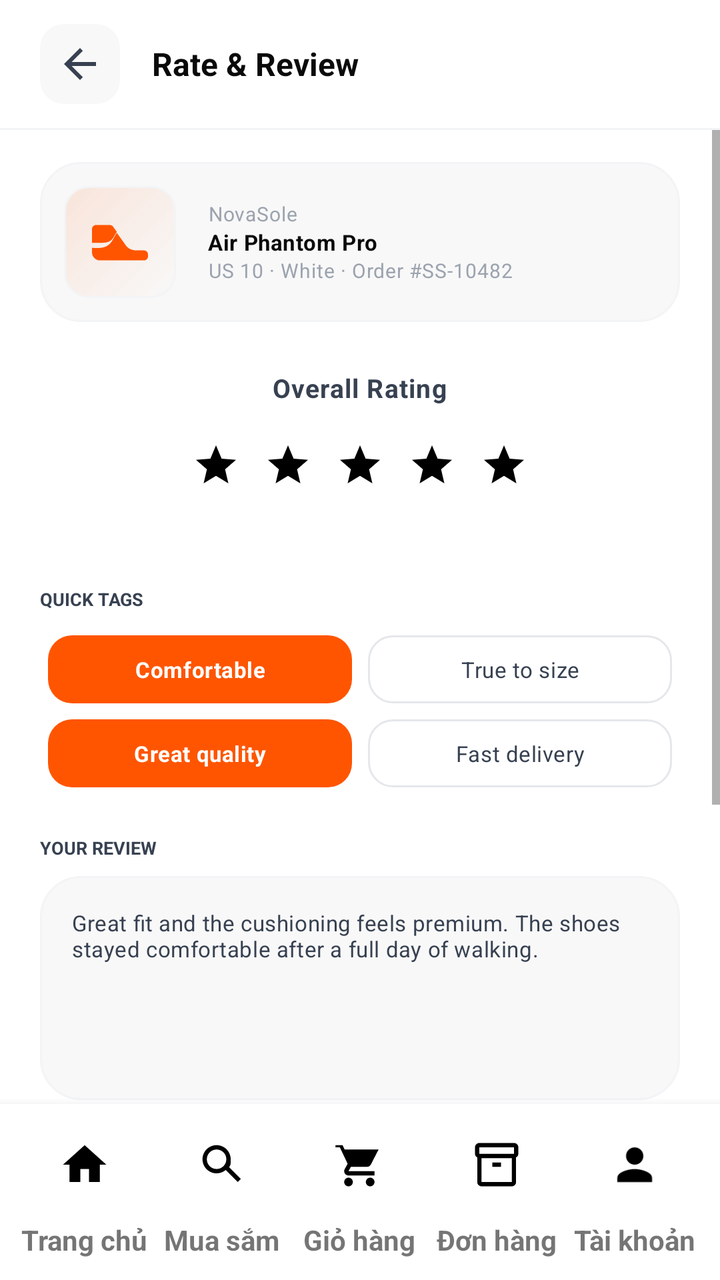
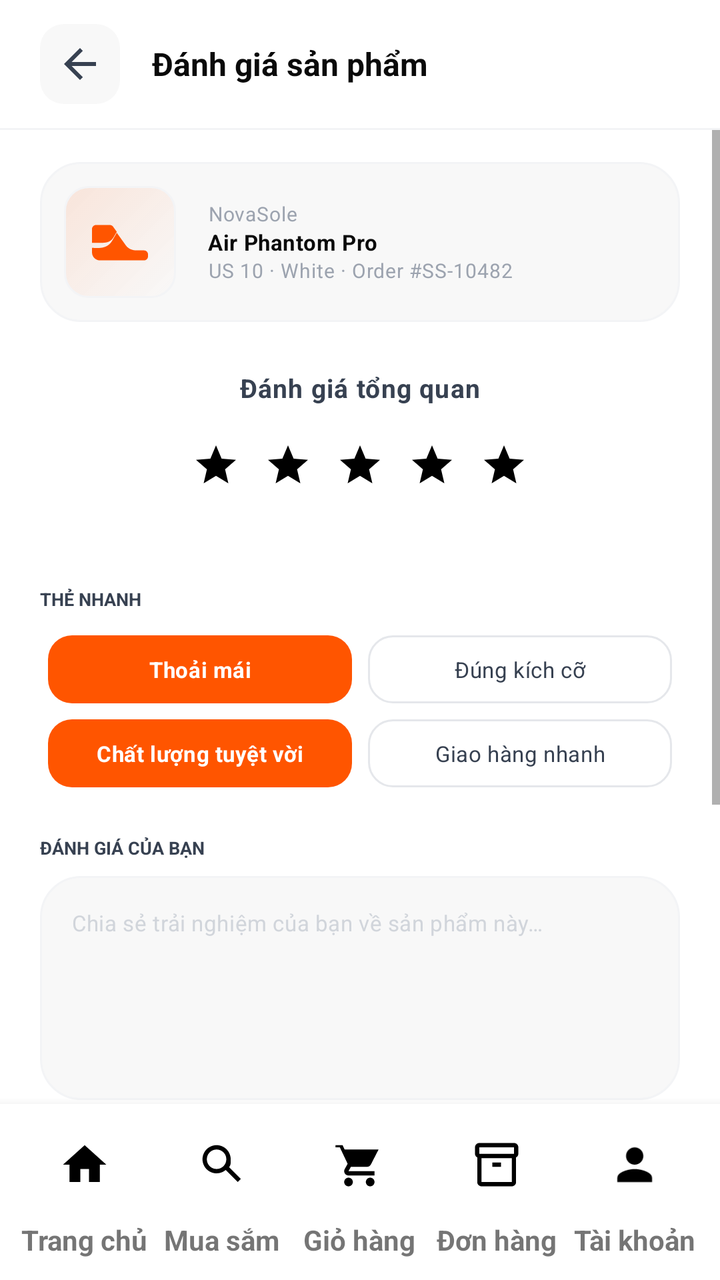

Screens rendered from an Android XML layout before and after an edit, with the pre-edit source and the edit as a unified diff.
<!-- AndroidManifest.xml: application theme Theme.SoleStep -->
<!-- res/layout/activity_product_review.xml -->
<?xml version="1.0" encoding="utf-8"?>
<androidx.constraintlayout.widget.ConstraintLayout xmlns:android="http://schemas.android.com/apk/res/android"
    xmlns:app="http://schemas.android.com/apk/res-auto"
    xmlns:tools="http://schemas.android.com/tools"
    android:id="@+id/main"
    android:layout_width="match_parent"
    android:layout_height="match_parent"
    android:background="@color/bg_primary"
    tools:context=".user.ProductReviewActivity">

    <LinearLayout
        android:id="@+id/header"
        android:layout_width="0dp"
        android:layout_height="wrap_content"
        android:background="@color/bg_primary"
        android:gravity="center_vertical"
        android:orientation="horizontal"
        android:paddingStart="@dimen/space_screen_horizontal"
        android:paddingTop="@dimen/space_screen_vertical"
        android:paddingEnd="@dimen/space_screen_horizontal"
        android:paddingBottom="@dimen/space_screen_vertical"
        app:layout_constraintEnd_toEndOf="parent"
        app:layout_constraintStart_toStartOf="parent"
        app:layout_constraintTop_toTopOf="parent">

        <ImageButton
            android:id="@+id/back_button"
            android:layout_width="@dimen/btn_icon_size"
            android:layout_height="@dimen/btn_icon_size"
            android:background="@drawable/bg_rounded_gray"
            android:contentDescription="@string/action_back"
            android:padding="@dimen/space_8"
            android:src="@drawable/ic_arrow_back"
            android:tint="@color/text_secondary" />

        <TextView
            android:id="@+id/review_title_text"
            android:layout_width="0dp"
            android:layout_height="wrap_content"
            android:layout_marginStart="@dimen/space_8"
            android:layout_weight="1"
            android:text="@string/review_title"
            android:textAppearance="@style/TextAppearance.SoleStep.Subheading" />
    </LinearLayout>

    <View
        android:id="@+id/header_divider"
        android:layout_width="0dp"
        android:layout_height="@dimen/stroke_thin"
        android:background="@color/border_light"
        app:layout_constraintEnd_toEndOf="parent"
        app:layout_constraintStart_toStartOf="parent"
        app:layout_constraintTop_toBottomOf="@id/header" />

    <ScrollView
        android:id="@+id/review_scroll"
        android:layout_width="0dp"
        android:layout_height="0dp"
        android:fillViewport="true"
        android:overScrollMode="never"
        app:layout_constraintBottom_toTopOf="@id/bottom_navigation"
        app:layout_constraintEnd_toEndOf="parent"
        app:layout_constraintStart_toStartOf="parent"
        app:layout_constraintTop_toBottomOf="@id/header_divider">

        <LinearLayout
            android:layout_width="match_parent"
            android:layout_height="wrap_content"
            android:orientation="vertical"
            android:paddingStart="@dimen/space_screen_horizontal"
            android:paddingTop="@dimen/space_8"
            android:paddingEnd="@dimen/space_screen_horizontal"
            android:paddingBottom="@dimen/space_12">

            <LinearLayout
                android:layout_width="match_parent"
                android:layout_height="wrap_content"
                android:background="@drawable/bg_input_light"
                android:gravity="center_vertical"
                android:orientation="horizontal"
                android:padding="@dimen/space_6">

                <FrameLayout
                    android:id="@+id/review_product_image_container"
                    android:layout_width="56dp"
                    android:layout_height="56dp"
                    android:background="@drawable/bg_product_thumb">

                    <ImageView
                        android:id="@+id/review_product_image"
                        android:layout_width="@dimen/icon_2xl"
                        android:layout_height="@dimen/icon_2xl"
                        android:layout_gravity="center"
                        android:contentDescription="@null"
                        android:src="@drawable/ic_shoe"
                        android:tint="@color/brand_orange" />
                </FrameLayout>

                <LinearLayout
                    android:layout_width="0dp"
                    android:layout_height="wrap_content"
                    android:layout_marginStart="@dimen/space_8"
                    android:layout_weight="1"
                    android:orientation="vertical">

                    <TextView
                        android:id="@+id/review_product_brand_text"
                        android:layout_width="wrap_content"
                        android:layout_height="wrap_content"
                        android:text="NovaSole"
                        android:textAppearance="@style/TextAppearance.SoleStep.Caption" />

                    <TextView
                        android:id="@+id/review_product_name_text"
                        android:layout_width="wrap_content"
                        android:layout_height="wrap_content"
                        android:text="Air Phantom Pro"
                        android:textAppearance="@style/TextAppearance.SoleStep.BodySmall"
                        android:textColor="@color/text_primary"
                        android:textStyle="bold" />

                    <TextView
                        android:id="@+id/review_product_meta_text"
                        android:layout_width="wrap_content"
                        android:layout_height="wrap_content"
                        android:text="US 10 · White · Order #SS-10482"
                        android:textAppearance="@style/TextAppearance.SoleStep.Caption" />
                </LinearLayout>
            </LinearLayout>

            <LinearLayout
                android:layout_width="match_parent"
                android:layout_height="wrap_content"
                android:layout_marginTop="@dimen/space_12"
                android:gravity="center"
                android:orientation="vertical">

                <TextView
                    android:layout_width="wrap_content"
                    android:layout_height="wrap_content"
                    android:text="@string/review_overall"
                    android:textAppearance="@style/TextAppearance.SoleStep.Body"
                    android:textColor="@color/text_secondary"
                    android:textStyle="bold" />

                <LinearLayout
                    android:id="@+id/star_row"
                    android:layout_width="wrap_content"
                    android:layout_height="wrap_content"
                    android:layout_marginTop="@dimen/space_6"
                    android:orientation="horizontal">

                    <ImageButton
                        android:id="@+id/star_1"
                        android:layout_width="@dimen/star_size_large"
                        android:layout_height="@dimen/star_size_large"
                        android:background="?attr/selectableItemBackgroundBorderless"
                        android:contentDescription="@string/rating_1"
                        android:padding="@dimen/space_2"
                        android:src="@drawable/ic_star" />

                    <ImageButton
                        android:id="@+id/star_2"
                        android:layout_width="@dimen/star_size_large"
                        android:layout_height="@dimen/star_size_large"
                        android:background="?attr/selectableItemBackgroundBorderless"
                        android:contentDescription="@string/rating_2"
                        android:padding="@dimen/space_2"
                        android:src="@drawable/ic_star" />

                    <ImageButton
                        android:id="@+id/star_3"
                        android:layout_width="@dimen/star_size_large"
                        android:layout_height="@dimen/star_size_large"
                        android:background="?attr/selectableItemBackgroundBorderless"
                        android:contentDescription="@string/rating_3"
                        android:padding="@dimen/space_2"
                        android:src="@drawable/ic_star" />

                    <ImageButton
                        android:id="@+id/star_4"
                        android:layout_width="@dimen/star_size_large"
                        android:layout_height="@dimen/star_size_large"
                        android:background="?attr/selectableItemBackgroundBorderless"
                        android:contentDescription="@string/rating_4"
                        android:padding="@dimen/space_2"
                        android:src="@drawable/ic_star" />

                    <ImageButton
                        android:id="@+id/star_5"
                        android:layout_width="@dimen/star_size_large"
                        android:layout_height="@dimen/star_size_large"
                        android:background="?attr/selectableItemBackgroundBorderless"
                        android:contentDescription="@string/rating_5"
                        android:padding="@dimen/space_2"
                        android:src="@drawable/ic_star" />
                </LinearLayout>

                <TextView
                    android:id="@+id/rating_label"
                    android:layout_width="wrap_content"
                    android:layout_height="wrap_content"
                    android:layout_marginTop="@dimen/space_2"
                    android:textAppearance="@style/TextAppearance.SoleStep.BodySmall"
                    android:textColor="@color/brand_orange"
                    android:textStyle="bold" />
            </LinearLayout>

            <TextView
                android:layout_width="wrap_content"
                android:layout_height="wrap_content"
                android:layout_marginTop="@dimen/space_12"
                android:text="@string/review_tags_title"
                android:textAppearance="@style/TextAppearance.SoleStep.Overline"
                android:textColor="@color/text_secondary" />

            <GridLayout
                android:id="@+id/review_tags_container"
                android:layout_width="match_parent"
                android:layout_height="wrap_content"
                android:layout_marginTop="@dimen/space_4"
                android:columnCount="2">

                <TextView
                    android:id="@+id/review_tag_comfortable"
                    android:layout_width="0dp"
                    android:layout_height="34dp"
                    android:layout_columnWeight="1"
                    android:layout_margin="@dimen/space_2"
                    android:background="@drawable/bg_review_tag_selected"
                    android:gravity="center"
                    android:text="Comfortable"
                    android:textAppearance="@style/TextAppearance.SoleStep.BodySmall"
                    android:textColor="@color/brand_white"
                    android:textStyle="bold" />

                <TextView
                    android:id="@+id/review_tag_true_to_size"
                    android:layout_width="0dp"
                    android:layout_height="34dp"
                    android:layout_columnWeight="1"
                    android:layout_margin="@dimen/space_2"
                    android:background="@drawable/bg_review_tag"
                    android:gravity="center"
                    android:text="True to size"
                    android:textAppearance="@style/TextAppearance.SoleStep.BodySmall"
                    android:textColor="@color/text_secondary" />

                <TextView
                    android:id="@+id/review_tag_quality"
                    android:layout_width="0dp"
                    android:layout_height="34dp"
                    android:layout_columnWeight="1"
                    android:layout_margin="@dimen/space_2"
                    android:background="@drawable/bg_review_tag_selected"
                    android:gravity="center"
                    android:text="Great quality"
                    android:textAppearance="@style/TextAppearance.SoleStep.BodySmall"
                    android:textColor="@color/brand_white"
                    android:textStyle="bold" />

                <TextView
                    android:id="@+id/review_tag_fast_delivery"
                    android:layout_width="0dp"
                    android:layout_height="34dp"
                    android:layout_columnWeight="1"
                    android:layout_margin="@dimen/space_2"
                    android:background="@drawable/bg_review_tag"
                    android:gravity="center"
                    android:text="Fast delivery"
                    android:textAppearance="@style/TextAppearance.SoleStep.BodySmall"
                    android:textColor="@color/text_secondary" />
            </GridLayout>

            <TextView
                android:layout_width="wrap_content"
                android:layout_height="wrap_content"
                android:layout_marginTop="@dimen/space_10"
                android:text="@string/review_your_review"
                android:textAppearance="@style/TextAppearance.SoleStep.Overline"
                android:textColor="@color/text_secondary" />

            <EditText
                android:id="@+id/review_edit_text"
                android:layout_width="match_parent"
                android:layout_height="112dp"
                android:layout_marginTop="@dimen/space_4"
                android:background="@drawable/bg_input_light"
                android:gravity="top|start"
                android:hint="@string/review_text_hint"
                android:inputType="textMultiLine|textCapSentences"
                android:maxLength="500"
                android:padding="@dimen/space_8"
                android:text="Great fit and the cushioning feels premium. The shoes stayed comfortable after a full day of walking."
                android:textAppearance="@style/TextAppearance.SoleStep.BodySmall"
                android:textColor="@color/text_secondary"
                android:textColorHint="@color/text_placeholder" />

            <TextView
                android:id="@+id/review_char_count"
                android:layout_width="match_parent"
                android:layout_height="wrap_content"
                android:layout_marginTop="@dimen/space_2"
                android:gravity="end"
                android:text="0/500"
                android:textAppearance="@style/TextAppearance.SoleStep.Caption"
                android:textColor="@color/text_placeholder" />

            <TextView
                android:layout_width="wrap_content"
                android:layout_height="wrap_content"
                android:layout_marginTop="@dimen/space_8"
                android:text="@string/review_photos_title"
                android:textAppearance="@style/TextAppearance.SoleStep.Overline"
                android:textColor="@color/text_secondary" />

            <LinearLayout
                android:id="@+id/review_photos_container"
                android:layout_width="match_parent"
                android:layout_height="wrap_content"
                android:layout_marginTop="@dimen/space_4"
                android:orientation="horizontal">

                <LinearLayout
                    android:id="@+id/add_review_photo_button"
                    android:layout_width="64dp"
                    android:layout_height="64dp"
                    android:background="@drawable/bg_photo_add"
                    android:gravity="center"
                    android:orientation="vertical">

                    <ImageView
                        android:layout_width="@dimen/icon_md"
                        android:layout_height="@dimen/icon_md"
                        android:contentDescription="@null"
                        android:src="@drawable/ic_camera"
                        android:tint="@color/text_placeholder" />

                    <TextView
                        android:layout_width="wrap_content"
                        android:layout_height="wrap_content"
                        android:text="Add"
                        android:textAppearance="@style/TextAppearance.SoleStep.Caption"
                        android:textColor="@color/text_placeholder" />
                </LinearLayout>

                <FrameLayout
                    android:id="@+id/review_photo_thumbnail"
                    android:layout_width="64dp"
                    android:layout_height="64dp"
                    android:layout_marginStart="@dimen/space_6"
                    android:background="@drawable/bg_product_thumb">

                    <ImageView
                        android:layout_width="@dimen/icon_2xl"
                        android:layout_height="@dimen/icon_2xl"
                        android:layout_gravity="center"
                        android:contentDescription="@null"
                        android:src="@drawable/ic_shoe"
                        android:tint="@color/brand_orange" />
                </FrameLayout>
            </LinearLayout>

            <com.google.android.material.button.MaterialButton
                android:id="@+id/submit_review_button"
                style="@style/Widget.SoleStep.Button.Primary"
                android:layout_width="match_parent"
                android:layout_height="wrap_content"
                android:layout_marginTop="@dimen/space_12"
                android:text="@string/review_btn_submit" />
        </LinearLayout>
    </ScrollView>

    <include
        layout="@layout/view_bottom_navigation"
        android:layout_width="0dp"
        android:layout_height="@dimen/bottom_nav_height"
        app:layout_constraintBottom_toBottomOf="parent"
        app:layout_constraintEnd_toEndOf="parent"
        app:layout_constraintStart_toStartOf="parent" />
</androidx.constraintlayout.widget.ConstraintLayout>
<!-- res/layout/view_bottom_navigation.xml (included above) -->
<?xml version="1.0" encoding="utf-8"?>
<LinearLayout xmlns:android="http://schemas.android.com/apk/res/android"
    android:id="@+id/bottom_navigation"
    android:layout_width="match_parent"
    android:layout_height="@dimen/bottom_nav_height"
    android:background="@color/bg_primary"
    android:elevation="@dimen/elev_bottom_nav"
    android:gravity="center"
    android:orientation="horizontal"
    android:paddingStart="@dimen/space_4"
    android:paddingEnd="@dimen/space_4"
    android:paddingBottom="@dimen/space_4">

    <LinearLayout
        android:layout_width="0dp"
        android:layout_height="match_parent"
        android:layout_weight="1"
        android:clickable="true"
        android:focusable="true"
        android:foreground="?attr/selectableItemBackground"
        android:gravity="center"
        android:orientation="vertical"
        android:tag="home">

        <FrameLayout
            android:layout_width="@dimen/bottom_nav_item_icon_container"
            android:layout_height="@dimen/bottom_nav_item_icon_container"
            android:tag="icon_container">

            <ImageView
                android:layout_width="@dimen/bottom_nav_icon_size"
                android:layout_height="@dimen/bottom_nav_icon_size"
                android:layout_gravity="center"
                android:contentDescription="@string/nav_home"
                android:src="@drawable/ic_material_home"
                android:tag="icon" />
        </FrameLayout>

        <TextView
            android:layout_width="wrap_content"
            android:layout_height="wrap_content"
            android:tag="label"
            android:text="@string/nav_home"
            android:textSize="14sp"
            android:textStyle="bold" />
    </LinearLayout>

    <LinearLayout
        android:layout_width="0dp"
        android:layout_height="match_parent"
        android:layout_weight="1"
        android:clickable="true"
        android:focusable="true"
        android:foreground="?attr/selectableItemBackground"
        android:gravity="center"
        android:orientation="vertical"
        android:tag="search">

        <FrameLayout
            android:layout_width="@dimen/bottom_nav_item_icon_container"
            android:layout_height="@dimen/bottom_nav_item_icon_container"
            android:tag="icon_container">

            <ImageView
                android:layout_width="@dimen/bottom_nav_icon_size"
                android:layout_height="@dimen/bottom_nav_icon_size"
                android:layout_gravity="center"
                android:contentDescription="@string/nav_search"
                android:src="@drawable/ic_material_search"
                android:tag="icon" />
        </FrameLayout>

        <TextView
            android:layout_width="wrap_content"
            android:layout_height="wrap_content"
            android:tag="label"
            android:text="@string/nav_search"
            android:textSize="14sp"
            android:textStyle="bold" />
    </LinearLayout>

    <LinearLayout
        android:layout_width="0dp"
        android:layout_height="match_parent"
        android:layout_weight="1"
        android:clickable="true"
        android:focusable="true"
        android:foreground="?attr/selectableItemBackground"
        android:gravity="center"
        android:orientation="vertical"
        android:tag="cart">

        <FrameLayout
            android:layout_width="@dimen/bottom_nav_item_icon_container"
            android:layout_height="@dimen/bottom_nav_item_icon_container"
            android:tag="icon_container">

            <ImageView
                android:layout_width="@dimen/bottom_nav_icon_size"
                android:layout_height="@dimen/bottom_nav_icon_size"
                android:layout_gravity="center"
                android:contentDescription="@string/nav_cart"
                android:src="@drawable/ic_material_shopping_cart"
                android:tag="icon" />
        </FrameLayout>

        <TextView
            android:layout_width="wrap_content"
            android:layout_height="wrap_content"
            android:tag="label"
            android:text="@string/nav_cart"
            android:textSize="14sp"
            android:textStyle="bold" />
    </LinearLayout>

    <LinearLayout
        android:layout_width="0dp"
        android:layout_height="match_parent"
        android:layout_weight="1"
        android:clickable="true"
        android:focusable="true"
        android:foreground="?attr/selectableItemBackground"
        android:gravity="center"
        android:orientation="vertical"
        android:tag="orders">

        <FrameLayout
            android:layout_width="@dimen/bottom_nav_item_icon_container"
            android:layout_height="@dimen/bottom_nav_item_icon_container"
            android:tag="icon_container">

            <ImageView
                android:layout_width="@dimen/bottom_nav_icon_size"
                android:layout_height="@dimen/bottom_nav_icon_size"
                android:layout_gravity="center"
                android:contentDescription="@string/nav_orders"
                android:src="@drawable/ic_material_inventory_2"
                android:tag="icon" />
        </FrameLayout>

        <TextView
            android:layout_width="wrap_content"
            android:layout_height="wrap_content"
            android:tag="label"
            android:text="@string/nav_orders"
            android:textSize="14sp"
            android:textStyle="bold" />
    </LinearLayout>

    <LinearLayout
        android:layout_width="0dp"
        android:layout_height="match_parent"
        android:layout_weight="1"
        android:clickable="true"
        android:focusable="true"
        android:foreground="?attr/selectableItemBackground"
        android:gravity="center"
        android:orientation="vertical"
        android:tag="profile">

        <FrameLayout
            android:layout_width="@dimen/bottom_nav_item_icon_container"
            android:layout_height="@dimen/bottom_nav_item_icon_container"
            android:tag="icon_container">

            <ImageView
                android:layout_width="@dimen/bottom_nav_icon_size"
                android:layout_height="@dimen/bottom_nav_icon_size"
                android:layout_gravity="center"
                android:contentDescription="@string/nav_profile"
                android:src="@drawable/ic_material_person"
                android:tag="icon" />
        </FrameLayout>

        <TextView
            android:layout_width="wrap_content"
            android:layout_height="wrap_content"
            android:tag="label"
            android:text="@string/nav_profile"
            android:textSize="14sp"
            android:textStyle="bold" />
    </LinearLayout>
</LinearLayout>
<!-- resources referenced by this layout -->
<resources>
  <color name="bg_primary">#FFFFFF</color>
  <color name="border_light">#F3F4F6</color>
  <color name="brand_orange">#FF5500</color>
  <color name="brand_white">#FFFFFF</color>
  <color name="text_placeholder">#D1D5DB</color>
  <color name="text_primary">#0A0A0A</color>
  <color name="text_secondary">#374151</color>
  <dimen name="bottom_nav_height">88dp</dimen>
  <dimen name="bottom_nav_icon_size">26dp</dimen>
  <dimen name="bottom_nav_item_icon_container">56dp</dimen>
  <dimen name="btn_icon_size">40dp</dimen>
  <dimen name="elev_bottom_nav">8dp</dimen>
  <dimen name="icon_2xl">32dp</dimen>
  <dimen name="icon_md">18dp</dimen>
  <dimen name="space_10">20dp</dimen>
  <dimen name="space_12">24dp</dimen>
  <dimen name="space_2">4dp</dimen>
  <dimen name="space_4">8dp</dimen>
  <dimen name="space_6">12dp</dimen>
  <dimen name="space_8">16dp</dimen>
  <dimen name="space_screen_horizontal">20dp</dimen>
  <dimen name="space_screen_vertical">12dp</dimen>
  <dimen name="star_size_large">36dp</dimen>
  <dimen name="stroke_thin">1dp</dimen>
  <string name="action_back">Quay lại</string>
  <string name="nav_cart">Giỏ hàng</string>
  <string name="nav_home">Trang chủ</string>
  <string name="nav_orders">Đơn hàng</string>
  <string name="nav_profile">Tài khoản</string>
  <string name="nav_search">Mua sắm</string>
  <string name="rating_1">Poor</string>
  <string name="rating_2">Fair</string>
  <string name="rating_3">Good</string>
  <string name="rating_4">Great</string>
  <string name="rating_5">Excellent!</string>
  <string name="review_btn_submit">Submit Review</string>
  <string name="review_overall">Overall Rating</string>
  <string name="review_photos_title">Add Photos (Optional)</string>
  <string name="review_tags_title">Quick Tags</string>
  <string name="review_text_hint">Share your experience with this product…</string>
  <string name="review_title">Rate &amp; Review</string>
  <string name="review_your_review">Your Review</string>
  <color name="bg_secondary">#F8F8F8</color>
  <dimen name="radius_input">20dp</dimen>
  <dimen name="radius_lg">16dp</dimen>
  <dimen name="stroke_normal">2dp</dimen>
  <color name="border_normal">#E5E7EB</color>
  <color name="orange_tint_12">#1EFF5500</color>
  <dimen name="radius_image_thumb">12dp</dimen>
  <dimen name="radius_md">12dp</dimen>
  <dimen name="font_body">13sp</dimen>
  <dimen name="font_caption">11sp</dimen>
  <color name="text_tertiary">#6B7280</color>
  <dimen name="font_caption_small">10sp</dimen>
  <color name="text_muted">#9CA3AF</color>
  <dimen name="font_overline">9sp</dimen>
  <dimen name="font_subheading">16sp</dimen>
  <dimen name="radius_button">20dp</dimen>
  <dimen name="btn_height_large">52dp</dimen>
  <dimen name="space_16">32dp</dimen>
  <dimen name="elev_raised">4dp</dimen>
  <color name="brand_orange_dark">#CC4400</color>
  <color name="brand_black">#0A0A0A</color>
  <color name="bg_dark_surface_2">#161616</color>
  <color name="status_error">#EF4444</color>
  <style name="ShapeAppearance.SoleStep.Small" parent="">
          <item name="cornerFamily">rounded</item>
          <item name="cornerSize">@dimen/radius_sm</item>
      </style>
  <style name="ShapeAppearance.SoleStep.Large" parent="">
          <item name="cornerFamily">rounded</item>
          <item name="cornerSize">@dimen/radius_2xl</item>
      </style>
  <dimen name="font_label">14sp</dimen>
  <dimen name="radius_sm">8dp</dimen>
  <dimen name="radius_2xl">24dp</dimen>
  <dimen name="font_display">48sp</dimen>
  <dimen name="font_title_large">24sp</dimen>
  <dimen name="font_title">20sp</dimen>
  <dimen name="font_headline">18sp</dimen>
  <dimen name="radius_chip">12dp</dimen>
  <dimen name="btn_height_tiny">28dp</dimen>
  <dimen name="radius_card">20dp</dimen>
  <dimen name="elev_card">2dp</dimen>
  <dimen name="toolbar_height">56dp</dimen>
  <dimen name="elev_top_bar">4dp</dimen>
  <dimen name="elev_fab">6dp</dimen>
  <!-- unchanged entries left out for length: 35 -->
</resources>

<!-- the commit's change to res/layout/activity_product_review.xml (unified diff, before → after) -->
@@ -229,7 +229,7 @@
                     android:layout_margin="@dimen/space_2"
                     android:background="@drawable/bg_review_tag_selected"
                     android:gravity="center"
-                    android:text="Comfortable"
+                    android:text="Thoải mái"
                     android:textAppearance="@style/TextAppearance.SoleStep.BodySmall"
                     android:textColor="@color/brand_white"
                     android:textStyle="bold" />
@@ -242,7 +242,7 @@
                     android:layout_margin="@dimen/space_2"
                     android:background="@drawable/bg_review_tag"
                     android:gravity="center"
-                    android:text="True to size"
+                    android:text="Đúng kích cỡ"
                     android:textAppearance="@style/TextAppearance.SoleStep.BodySmall"
                     android:textColor="@color/text_secondary" />
 
@@ -254,7 +254,7 @@
                     android:layout_margin="@dimen/space_2"
                     android:background="@drawable/bg_review_tag_selected"
                     android:gravity="center"
-                    android:text="Great quality"
+                    android:text="Chất lượng tuyệt vời"
                     android:textAppearance="@style/TextAppearance.SoleStep.BodySmall"
                     android:textColor="@color/brand_white"
                     android:textStyle="bold" />
@@ -267,7 +267,7 @@
                     android:layout_margin="@dimen/space_2"
                     android:background="@drawable/bg_review_tag"
                     android:gravity="center"
-                    android:text="Fast delivery"
+                    android:text="Giao hàng nhanh"
                     android:textAppearance="@style/TextAppearance.SoleStep.BodySmall"
                     android:textColor="@color/text_secondary" />
             </GridLayout>
@@ -291,7 +291,6 @@
                 android:inputType="textMultiLine|textCapSentences"
                 android:maxLength="500"
                 android:padding="@dimen/space_8"
-                android:text="Great fit and the cushioning feels premium. The shoes stayed comfortable after a full day of walking."
                 android:textAppearance="@style/TextAppearance.SoleStep.BodySmall"
                 android:textColor="@color/text_secondary"
                 android:textColorHint="@color/text_placeholder" />
@@ -339,7 +338,7 @@
                     <TextView
                         android:layout_width="wrap_content"
                         android:layout_height="wrap_content"
-                        android:text="Add"
+                        android:text="Thêm"
                         android:textAppearance="@style/TextAppearance.SoleStep.Caption"
                         android:textColor="@color/text_placeholder" />
                 </LinearLayout>
<!-- resource entries referenced after the edit -->
@@ -30,18 +30,18 @@
   <string name="nav_orders">Đơn hàng</string>
   <string name="nav_profile">Tài khoản</string>
   <string name="nav_search">Mua sắm</string>
-  <string name="rating_1">Poor</string>
-  <string name="rating_2">Fair</string>
-  <string name="rating_3">Good</string>
-  <string name="rating_4">Great</string>
-  <string name="rating_5">Excellent!</string>
-  <string name="review_btn_submit">Submit Review</string>
-  <string name="review_overall">Overall Rating</string>
-  <string name="review_photos_title">Add Photos (Optional)</string>
-  <string name="review_tags_title">Quick Tags</string>
-  <string name="review_text_hint">Share your experience with this product…</string>
-  <string name="review_title">Rate &amp; Review</string>
-  <string name="review_your_review">Your Review</string>
+  <string name="rating_1">Tệ</string>
+  <string name="rating_2">Tạm được</string>
+  <string name="rating_3">Tốt</string>
+  <string name="rating_4">Tuyệt vời</string>
+  <string name="rating_5">Xuất sắc!</string>
+  <string name="review_btn_submit">Gửi đánh giá</string>
+  <string name="review_overall">Đánh giá tổng quan</string>
+  <string name="review_photos_title">Thêm ảnh (Tùy chọn)</string>
+  <string name="review_tags_title">Thẻ nhanh</string>
+  <string name="review_text_hint">Chia sẻ trải nghiệm của bạn về sản phẩm này…</string>
+  <string name="review_title">Đánh giá sản phẩm</string>
+  <string name="review_your_review">Đánh giá của bạn</string>
   <color name="bg_secondary">#F8F8F8</color>
   <dimen name="radius_input">20dp</dimen>
   <dimen name="radius_lg">16dp</dimen>
